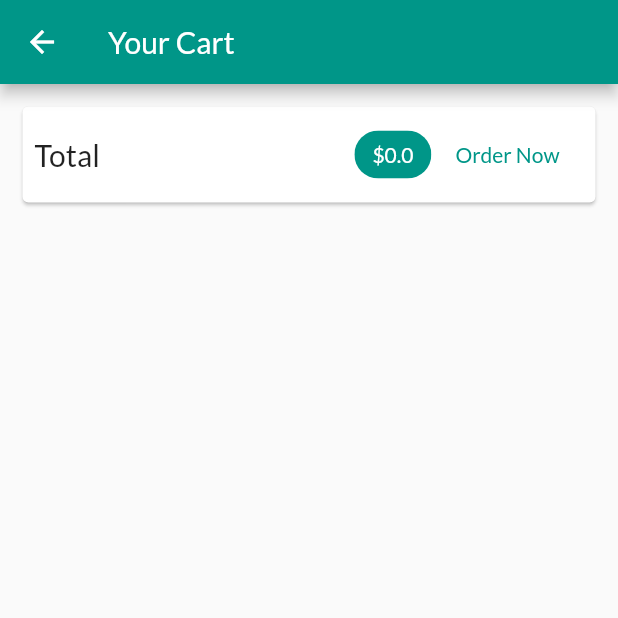
After one commit to ahmed-bahaa/Archimedes_Shop, a Flutter app: the CartScreen screen opened by its route, on a phone screen of 412 x 824 dp, the top half of it. The commit adds this screen. Run offline on Flutter 3.47's test engine with Material 2 defaults, Android fonts, the phone set to English and light mode, and no system bars; network calls fail.

Commit message:
adding Shopping Cart

```diff
--- a/lib/main.dart
+++ b/lib/main.dart
@@ -1,3 +1,4 @@
+import './screens/cart_screen.dart';
 import './providers/product.dart';
 import 'package:flutter/material.dart';
 import './screens/products_overview_screen.dart';
@@ -30,6 +31,8 @@ class MyApp extends StatelessWidget {
         home: ProductsOverviewScreen(),
         routes: {
           ProductDetailScreen.routeName: (ctx) => ProductDetailScreen(),
+          CartScreen.routeName: (ctx) => CartScreen(),
+
         },
       ),
     );
--- a/lib/providers/cart.dart
+++ b/lib/providers/cart.dart
@@ -22,6 +22,14 @@ class Cart with ChangeNotifier {
 
   int get itemCount {
     return _items.length ;
+  }
+
+  double get totalAmount{
+    var total = 0.0;
+    _items.forEach((key, cardItem) {
+      total += cardItem.price * cardItem.quantity ;
+     });
+    return total;
   }
 
   void addItem(
--- /dev/null
+++ b/lib/screens/cart_screen.dart
@@ -0,0 +1,55 @@
+import 'package:flutter/material.dart';
+import 'package:provider/provider.dart';
+import '../providers/cart.dart';
+
+class CartScreen extends StatelessWidget {
+  static const routeName = '/cart';
+
+  @override
+  Widget build(BuildContext context) {
+    final cart = Provider.of<Cart>(context);
+    return Scaffold(
+      appBar: AppBar(
+        title: Text("Your Cart"),
+      ),
+      body: Card(
+        margin: EdgeInsets.all(15),
+        child: Padding(
+          padding: EdgeInsets.all(8),
+          child: Row(
+            mainAxisAlignment: MainAxisAlignment.spaceBetween,
+            children: <Widget>[
+              Text(
+                'Total',
+                style: TextStyle(fontSize: 20),
+              ),
+              Spacer(),
+              SizedBox(
+                width: 10,
+              ),
+              Chip(
+                label: Text(
+                  '\$${cart.totalAmount}',
+                  style: TextStyle(
+                    color: Theme.of(context).primaryTextTheme.title.color,
+                  ),
+                ),
+                backgroundColor: Theme.of(context).primaryColor,
+              ),
+              FlatButton(
+                onPressed: () => {},
+                child: Text(
+                  "Order Now",
+                  style: TextStyle(
+                    color: Theme.of(context).primaryColor,
+                  ),
+                ),
+                // color: Theme.of(context).primaryColor,
+              )
+            ],
+          ),
+        ),
+      ),
+    );
+  }
+}
--- a/lib/screens/products_overview_screen.dart
+++ b/lib/screens/products_overview_screen.dart
@@ -3,6 +3,7 @@ import 'package:provider/provider.dart';
 import '../widgets/product_grid.dart';
 import '../widgets/product_item.dart';
 import '../widgets/badge.dart';
+import './cart_screen.dart';
 import '../providers/product.dart';
 import '../providers/cart.dart';
 
@@ -55,7 +56,9 @@ class _ProductsOverviewScreenState extends State<ProductsOverviewScreen> {
                 icon: Icon(
                   Icons.shopping_cart,
                 ),
-                onPressed: () {},
+                onPressed: () {
+                  Navigator.of(context).pushNamed(CartScreen.routeName);
+                },
               ),
           ),
         ],
```
